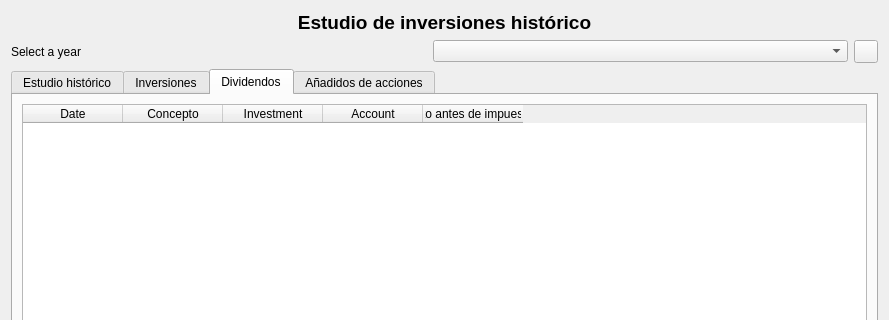
Old version of the form ui/wdgInformeHistorico.ui in the repository turulomio/xulpymoney; both pictures show x 0 to 889 and y 0 to 320 of the 889 by 727 pixel window.
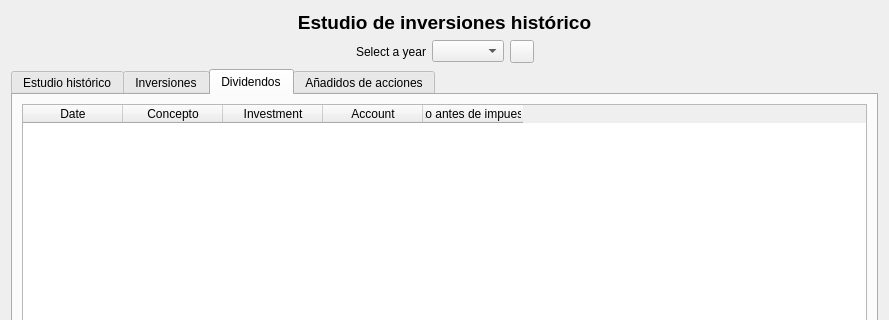
New version of the form. Icons and pictures are not drawn. Custom widgets are drawn as their Qt base class.

Commit message: Pequeños cambios

The edit to the form file:
```diff
--- a/ui/wdgInformeHistorico.ui
+++ b/ui/wdgInformeHistorico.ui
@@ -19,7 +19,7 @@
   <property name="windowTitle">
    <string>Form</string>
   </property>
-  <layout class="QVBoxLayout" name="verticalLayout_2">
+  <layout class="QHBoxLayout" name="horizontalLayout_6">
    <item>
     <layout class="QVBoxLayout" name="verticalLayout">
      <item>
@@ -40,6 +40,21 @@
       </widget>
      </item>
      <item>
+      <layout class="QHBoxLayout" name="horizontalLayout_5">
+       <item>
+        <spacer name="horizontalSpacer_2">
+         <property name="orientation">
+          <enum>Qt::Horizontal</enum>
+         </property>
+         <property name="sizeHint" stdset="0">
+          <size>
+           <width>40</width>
+           <height>20</height>
+          </size>
+         </property>
+        </spacer>
+       </item>
+       <item>
       <layout class="QHBoxLayout" name="horizontalLayout">
        <item>
         <widget class="QLabel" name="label">
@@ -58,6 +73,21 @@
            <normaloff>:/xulpymoney/search.png</normaloff>:/xulpymoney/search.png</iconset>
          </property>
         </widget>
+         </item>
+        </layout>
+       </item>
+       <item>
+        <spacer name="horizontalSpacer">
+         <property name="orientation">
+          <enum>Qt::Horizontal</enum>
+         </property>
+         <property name="sizeHint" stdset="0">
+          <size>
+           <width>40</width>
+           <height>20</height>
+          </size>
+         </property>
+        </spacer>
        </item>
       </layout>
      </item>
```
Lines whose indentation alone changed are shown as unchanged. The commit also changes 2 other files.
